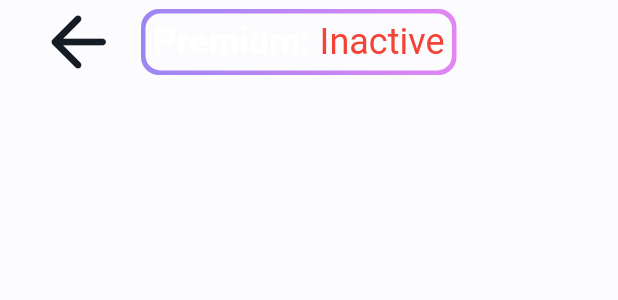
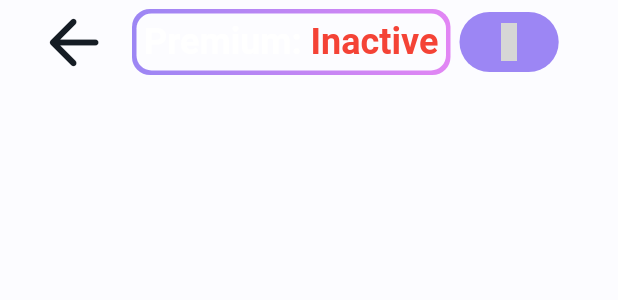
Before and after one commit to Lucas-Haux/Recipe_APP, a Flutter app: the PremiumAppBar widget shown alone on an empty page, opened directly, on a phone screen of 412 x 824 dp. Shown: the top 300 px of the screen. Run offline on Flutter 3.47's test engine with Material 3 defaults, Android fonts, the phone set to English and light mode, and no system bars; our stand-ins replace auto_size_text, basic_utils, dotted_border, dynamic_color, fl_chart, flutter_inset_shadow and 11 more; missing offline and left inert: purchases_flutter; accounts and stored records are empty; generated files the repository leaves out were written again; project files that could hold a hidden picture were left out; grey boxes are pictures that could not be loaded.

Commit message:
Feature: Add appbar with subscription info

```diff
--- a/lib/features/premium_page/premium_screen.dart
+++ b/lib/features/premium_page/premium_screen.dart
@@ -1,10 +1,8 @@
 import 'package:flutter/material.dart';
-import 'package:flutter_inset_shadow/flutter_inset_shadow.dart';
 import 'package:flutter_riverpod/flutter_riverpod.dart';
 import 'package:recipe_box/features/premium_page/premium_manager.dart';
-import 'package:recipe_box/features/premium_page/widgets/premium_app_bar.dart';
+import 'package:recipe_box/features/premium_page/widgets/premium_app_bar/premium_app_bar.dart';
 import 'package:recipe_box/features/premium_page/widgets/product_card.dart';
-import 'package:widget_and_text_animator/widget_and_text_animator.dart';
 import 'package:purchases_flutter/purchases_flutter.dart';
 
 class PremiumScreen extends ConsumerWidget {
--- a/lib/features/premium_page/widgets/premium_app_bar.dart
+++ /dev/null
@@ -1,101 +0,0 @@
-import 'package:flutter/material.dart';
-import 'package:flutter_riverpod/flutter_riverpod.dart';
-import 'package:purchases_flutter/purchases_flutter.dart';
-import 'package:recipe_box/features/premium_page/premium_manager.dart';
-
-class PremiumAppBar extends ConsumerWidget {
-  const PremiumAppBar({super.key});
-
-  @override
-  Widget build(BuildContext context, WidgetRef ref) {
-    final customerInfo = ref.watch(customerInfoProvider);
-    if (customerInfo.hasValue) {
-      print("888888888888");
-      print(customerInfo.value!.entitlements.toJson()["active"]);
-      print("888888888888");
-      print(customerInfo.value!.entitlements.toJson());
-      print("888888888888");
-    }
-
-    return AppBar(
-      centerTitle: true,
-      title: customerInfo.when(
-        data: (info) => Row(
-          mainAxisAlignment: MainAxisAlignment.start,
-          children: [
-            IconButton(
-              onPressed: Navigator.of(context).pop,
-              icon: Icon(Icons.arrow_back_rounded),
-              style: IconButton.styleFrom(iconSize: 56),
-            ),
-            Padding(
-              padding: EdgeInsets.all(6),
-              child: CustomerInfoDisplay(
-                premiumActive:
-                    (customerInfo.value!.entitlements.toJson()["active"] !=
-                        null),
-                //premiumActive: customerInfo.value!.entitlements.toJson()[""],
-              ),
-            ),
-          ],
-        ),
-        error: (error, stackTrace) => Text('Error: $error'),
-        loading: () => CircularProgressIndicator(),
-      ),
-      leading: SizedBox.shrink(),
-      leadingWidth: 0,
-    );
-  }
-}
-
-class CustomerInfoDisplay extends StatelessWidget {
-  final bool premiumActive;
-  const CustomerInfoDisplay({required this.premiumActive, super.key});
-
-  @override
-  Widget build(BuildContext context) {
-    return Container(
-      decoration: BoxDecoration(
-        gradient: LinearGradient(
-          colors: [
-            Color.fromARGB(255, 156, 134, 244),
-            Color.fromARGB(255, 226, 134, 244),
-          ],
-        ),
-        borderRadius: BorderRadius.circular(12),
-      ),
-      padding: EdgeInsets.all(3), // Border thickness
-      child: Container(
-        decoration: BoxDecoration(
-          color: Theme.of(context).colorScheme.surface,
-          borderRadius: BorderRadius.circular(10),
-        ),
-        child: Padding(
-          padding: EdgeInsets.all(5),
-          child: RichText(
-            text: TextSpan(
-              children: [
-                TextSpan(
-                  text: 'Premium: ',
-                  style: TextStyle(
-                    fontWeight: FontWeight.w700,
-                    fontSize: 24,
-                    color: Colors.white,
-                  ),
-                ),
-                TextSpan(
-                  text: premiumActive ? "Active" : "Inactive",
-                  style: TextStyle(
-                    fontWeight: FontWeight.normal,
-                    fontSize: 24,
-                    color: premiumActive ? Colors.green : Colors.red,
-                  ),
-                ),
-              ],
-            ),
-          ),
-        ),
-      ),
-    );
-  }
-}
--- /dev/null
+++ b/lib/features/premium_page/widgets/premium_app_bar/premium_app_bar.dart
@@ -0,0 +1,51 @@
+import 'package:flutter/material.dart';
+import 'package:flutter_riverpod/flutter_riverpod.dart';
+import 'package:recipe_box/features/premium_page/premium_manager.dart';
+import 'package:recipe_box/features/premium_page/widgets/premium_app_bar/subscription_info_button.dart';
+import 'package:recipe_box/features/premium_page/widgets/premium_app_bar/subscription_status_display.dart';
+
+class PremiumAppBar extends ConsumerWidget {
+  const PremiumAppBar({super.key});
+
+  @override
+  Widget build(BuildContext context, WidgetRef ref) {
+    final customerInfo = ref.watch(customerInfoNotifierProvider);
+    final bool premiumActive =
+        customerInfo.value!.entitlements.all['premium']?.isActive ?? false;
+
+    return AppBar(
+      centerTitle: true,
+      title: customerInfo.when(
+        data: (info) => Row(
+          mainAxisAlignment: MainAxisAlignment.start,
+          children: [
+            //BackButton
+            IconButton(
+              onPressed: () => {
+                Navigator.pop(context),
+                Navigator.pushNamed(context, '/'),
+              },
+              icon: Icon(Icons.arrow_back_rounded),
+              style: IconButton.styleFrom(iconSize: 50),
+            ),
+
+            // Status Display
+            SubscriptionStatusDisplay(
+              premiumActive: premiumActive,
+            ),
+
+            // Info Button
+            SubscriptionInfoButton(
+              customerInfo: customerInfo.value!,
+              premiumActive: premiumActive,
+            ),
+          ],
+        ),
+        error: (error, stackTrace) => Text('Error: $error'),
+        loading: () => CircularProgressIndicator(),
+      ),
+      leading: SizedBox.shrink(),
+      leadingWidth: 0,
+    );
+  }
+}
--- /dev/null
+++ b/lib/features/premium_page/widgets/premium_app_bar/subscription_status_display.dart
@@ -0,0 +1,56 @@
+import 'package:flutter/material.dart';
+import 'package:flutter/widgets.dart';
+
+class SubscriptionStatusDisplay extends StatelessWidget {
+  final bool premiumActive;
+
+  const SubscriptionStatusDisplay({required this.premiumActive, super.key});
+
+  @override
+  Widget build(BuildContext context) {
+    return Container(
+      margin: EdgeInsets.all(6),
+      decoration: BoxDecoration(
+        gradient: LinearGradient(
+          colors: [
+            Color.fromARGB(255, 156, 134, 244),
+            Color.fromARGB(255, 226, 134, 244),
+          ],
+        ),
+        borderRadius: BorderRadius.circular(12),
+      ),
+      padding: EdgeInsets.all(3), // Border thickness
+      child: Container(
+        decoration: BoxDecoration(
+          color: Theme.of(context).colorScheme.surface,
+          borderRadius: BorderRadius.circular(10),
+        ),
+        child: Padding(
+          padding: EdgeInsets.all(5),
+          child: RichText(
+            text: TextSpan(
+              children: [
+                TextSpan(
+                  text: 'Premium: ',
+                  style: TextStyle(
+                    fontWeight: FontWeight.w700,
+                    fontSize: 24,
+                    color: Colors.white,
+                  ),
+                ),
+                TextSpan(
+                  text: premiumActive ? "Active" : "Inactive",
+                  style: TextStyle(
+                    fontWeight: FontWeight.w700,
+                    fontSize: 24,
+                    color: premiumActive ? Colors.green : Colors.red,
+                  ),
+                ),
+              ],
+            ),
+          ),
+        ),
+      ),
+    );
+  }
+}
```
Also changed, not shown: lib/features/premium_page/premium_manager.dart (+24 -2 lines), lib/features/premium_page/widgets/premium_app_bar/subscription_info_button.dart (added, +237 -0 lines).
